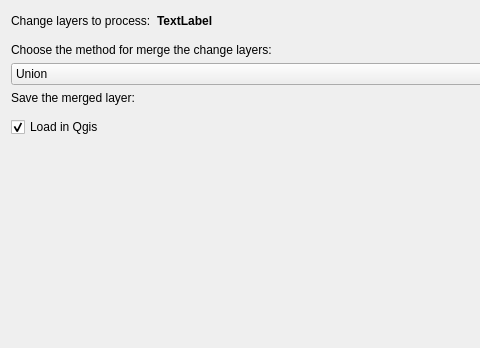
First picture: the form in ui/merge_change_layers_dialog.ui, repository SMByC/PCA4CD, before the edit; both pictures show x 0 to 480 and y 0 to 348 of the 788 by 348 pixel window.
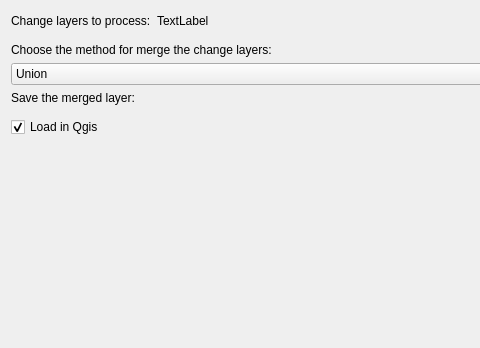
Second picture: the form after the edit. Custom widgets are drawn as their Qt base class.

What changed in the file:
```diff
--- a/ui/merge_change_layers_dialog.ui
+++ b/ui/merge_change_layers_dialog.ui
@@ -38,12 +38,6 @@
       </item>
       <item>
        <widget class="QLabel" name="LayersToProcess">
-        <property name="font">
-         <font>
-          <weight>75</weight>
-          <bold>true</bold>
-         </font>
-        </property>
         <property name="text">
          <string>TextLabel</string>
         </property>
```
Left out of the diff: 8 changed lines with no effect on the pictures.
